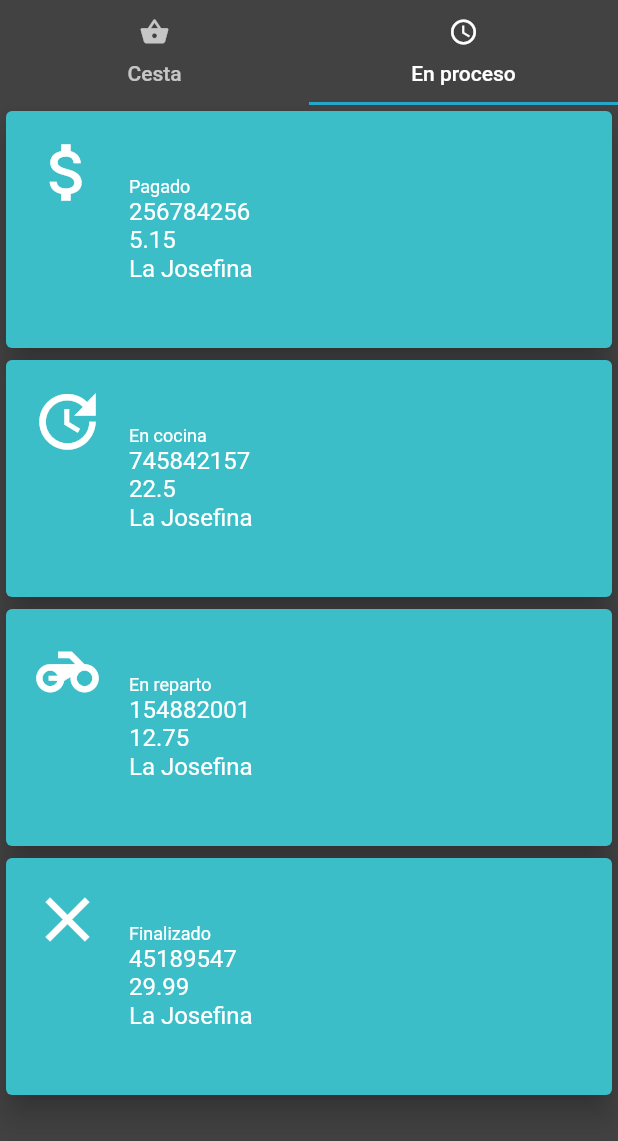
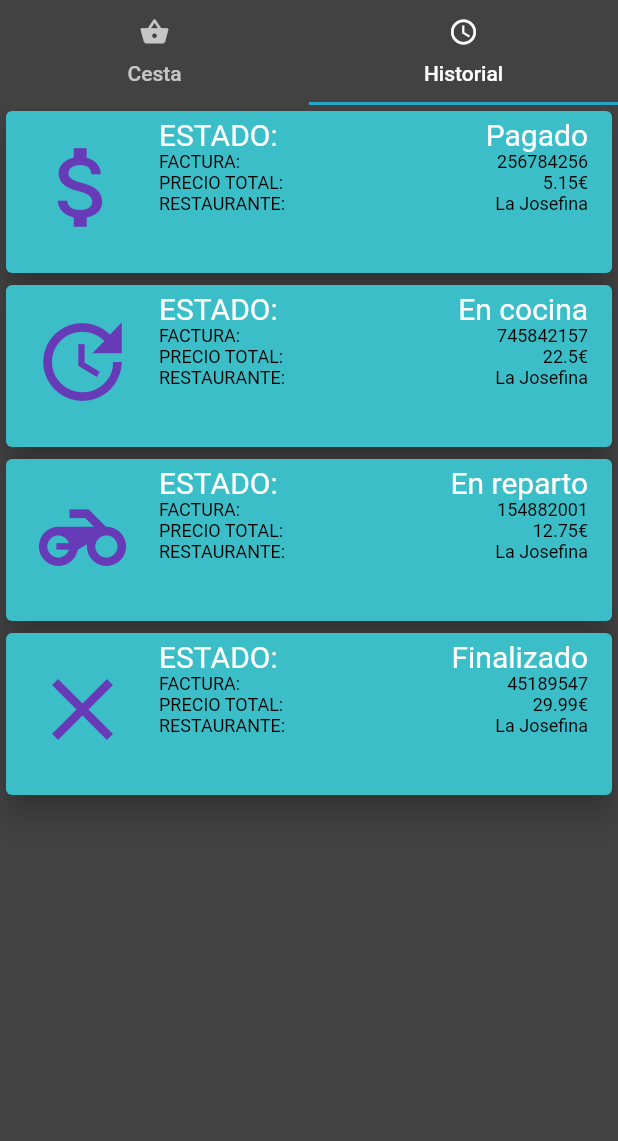
Before and after one commit to FenriRuiz/The_Good_Plate, a Flutter app: the TabsPedidos screen opened directly with sample values from the repository, tab 2 chosen, on a phone screen of 412 x 824 dp. Shown: the top 1141 px of the screen. Run offline on Flutter 3.47's test engine with Material 2 defaults, Android fonts, the phone set to English and light mode, and no system bars; our stand-ins replace fluttertoast, google_maps_flutter, image_picker, wave; missing offline and left inert: card_settings; network calls fail.

Commit message:
Tab "Historial"

```diff
--- a/lib/auxiliar/backPedidos.dart
+++ b/lib/auxiliar/backPedidos.dart
@@ -43,7 +43,7 @@ class _TabsPedidosState extends State<TabsPedidos> {
                       Icons.access_time,
                       size: 20.0,
                     ),
-                    text: "En proceso",
+                    text: "Historial",
                   ),
                 ],
               ),
--- a/lib/modelos/modelo_pedidoProceso.dart
+++ b/lib/modelos/modelo_pedidoProceso.dart
@@ -3,23 +3,27 @@ class ModeloPedidoProceso {
   String _id;
   double _precio;
   String _restaurante;
+  DateTime _fechaPedido;
 
   ModeloPedidoProceso({
     String estado,
     String id,
     double precio,
     String restaurante,
+    DateTime fechaPedido,
   }) {
     this._estado = estado;
     this._id = id;
     this._precio = precio;
     this._restaurante = restaurante;
+    this._fechaPedido = fechaPedido;
   }
   String get estado => _estado;
   String get id => _id;
   double get precio => _precio;
   String get restaurante => _restaurante;
- // set setEstado(String value) => _estado = value;
+  DateTime get fechapedido => _fechaPedido;
+  // set setEstado(String value) => _estado = value;
 }
 
 List<ModeloPedidoProceso> modelopedidoProceso = <ModeloPedidoProceso>[
@@ -28,23 +32,27 @@ List<ModeloPedidoProceso> modelopedidoProceso = <ModeloPedidoProceso>[
     id: "256784256",
     precio: 5.15,
     restaurante: "La Josefina",
+    fechaPedido: DateTime(2019, 07, 07),
   ),
   ModeloPedidoProceso(
     estado: "En cocina",
     id: "745842157",
     precio: 22.5,
     restaurante: "La Josefina",
+    fechaPedido: DateTime(2019, 04, 07),
   ),
   ModeloPedidoProceso(
     estado: "En reparto",
     id: "154882001",
     precio: 12.75,
     restaurante: "La Josefina",
+    fechaPedido: DateTime(2019, 07, 04),
   ),
   ModeloPedidoProceso(
     estado: "Finalizado",
     id: "45189547",
     precio: 29.99,
     restaurante: "La Josefina",
+    fechaPedido: DateTime(2018, 09, 10),
   ),
 ];
--- a/lib/vistas/item_pedidoProceso.dart
+++ b/lib/vistas/item_pedidoProceso.dart
@@ -22,21 +22,73 @@ class ItemPedidoProcesoState extends State<ItemPedidoProceso> {
         child: ListTile(
           leading: Icon(
             _asignarIcono(widget._pedidoProceso),
-            size: 50.0,
+            color: Colors.deepPurple,
+            size: 70.0,
           ),
           title: Container(
-            height: 150.0,
+            height: 100.0,
             child: Column(
-              mainAxisAlignment: MainAxisAlignment.center,
-              crossAxisAlignment: CrossAxisAlignment.start,
               children: <Widget>[
-                Text(
-                  widget._pedidoProceso.estado.toString(),
-                  style: TextStyle(fontSize: 12.0),
+                Flexible(
+                  child: Row(
+                    mainAxisAlignment: MainAxisAlignment.spaceBetween,
+                    children: <Widget>[
+                      Text(
+                        "ESTADO:",
+                        style: TextStyle(fontSize: 20.0),
+                      ),
+                      Text(
+                        widget._pedidoProceso.estado.toString(),
+                        style: TextStyle(fontSize: 20.0),
+                      ),
+                    ],
+                  ),
                 ),
-                Text(widget._pedidoProceso.id.toString()),
-                Text(widget._pedidoProceso.precio.toString()),
-                Text(widget._pedidoProceso.restaurante.toString())
+                Flexible(
+                  child: Row(
+                    mainAxisAlignment: MainAxisAlignment.spaceBetween,
+                    children: <Widget>[
+                      Text(
+                        "FACTURA:",
+                        style: TextStyle(fontSize:  12.0, color: Colors.black),
+                      ),
+                      Text(
+                        widget._pedidoProceso.id.toString(),
+                        style: TextStyle(fontSize: 12.0, color: Colors.black),
+                      ),
+                    ],
+                  ),
+                ),
+                Flexible(
+                  child: Row(
+                    mainAxisAlignment: MainAxisAlignment.spaceBetween,
+                    children: <Widget>[
+                      Text(
+                        "PRECIO TOTAL:",
+                        style: TextStyle(fontSize:  12.0, color: Colors.black),
+                      ),
+                      Text(
+                        widget._pedidoProceso.precio.toString() + "€",
+                        style: TextStyle(fontSize: 12.0, color: Colors.black),
+                      ),
+                    ],
+                  ),
+                ),
+                Flexible(
+                  child: Row(
+                    mainAxisAlignment: MainAxisAlignment.spaceBetween,
+                    children: <Widget>[
+                      Text(
+                        "RESTAURANTE:",
+                        style: TextStyle(fontSize:  12.0, color: Colors.black),
+                      ),
+                      Text(
+                        widget._pedidoProceso.restaurante.toString(),
+                        style: TextStyle(fontSize: 12.0, color: Colors.black),
+                      ),
+                    ],
+                  ),
+                )
               ],
             ),
           ),
```
